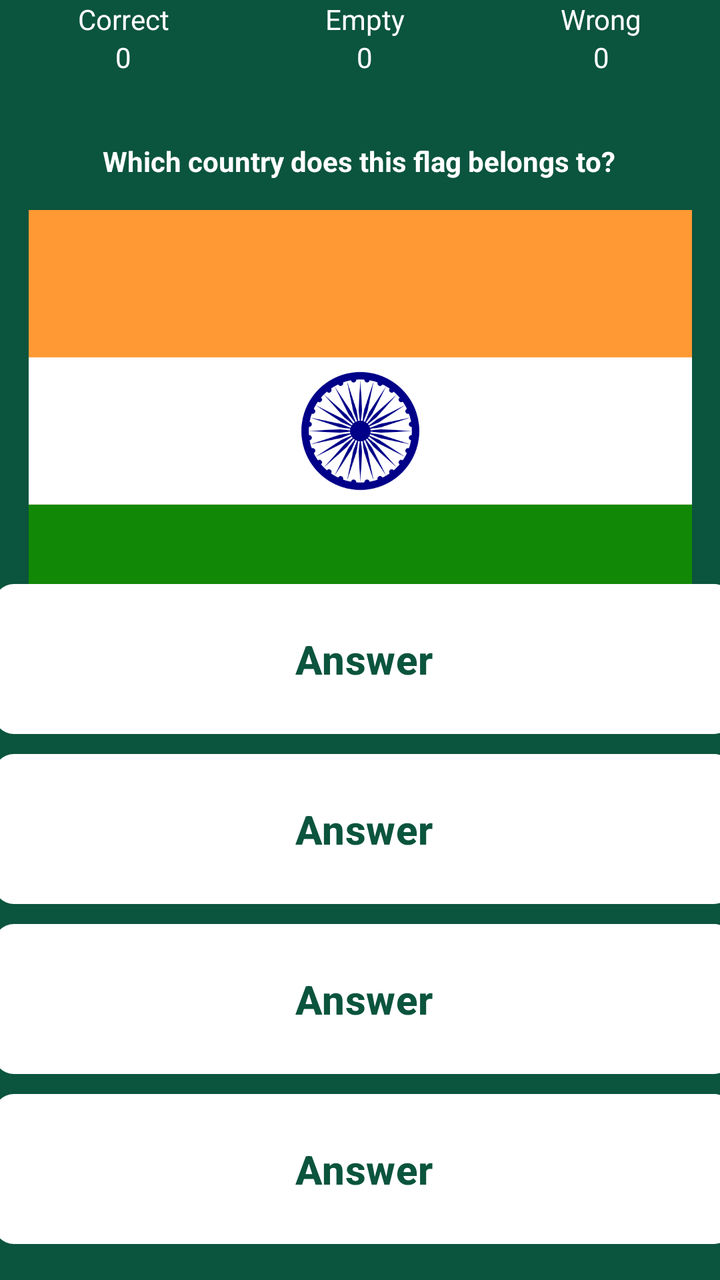
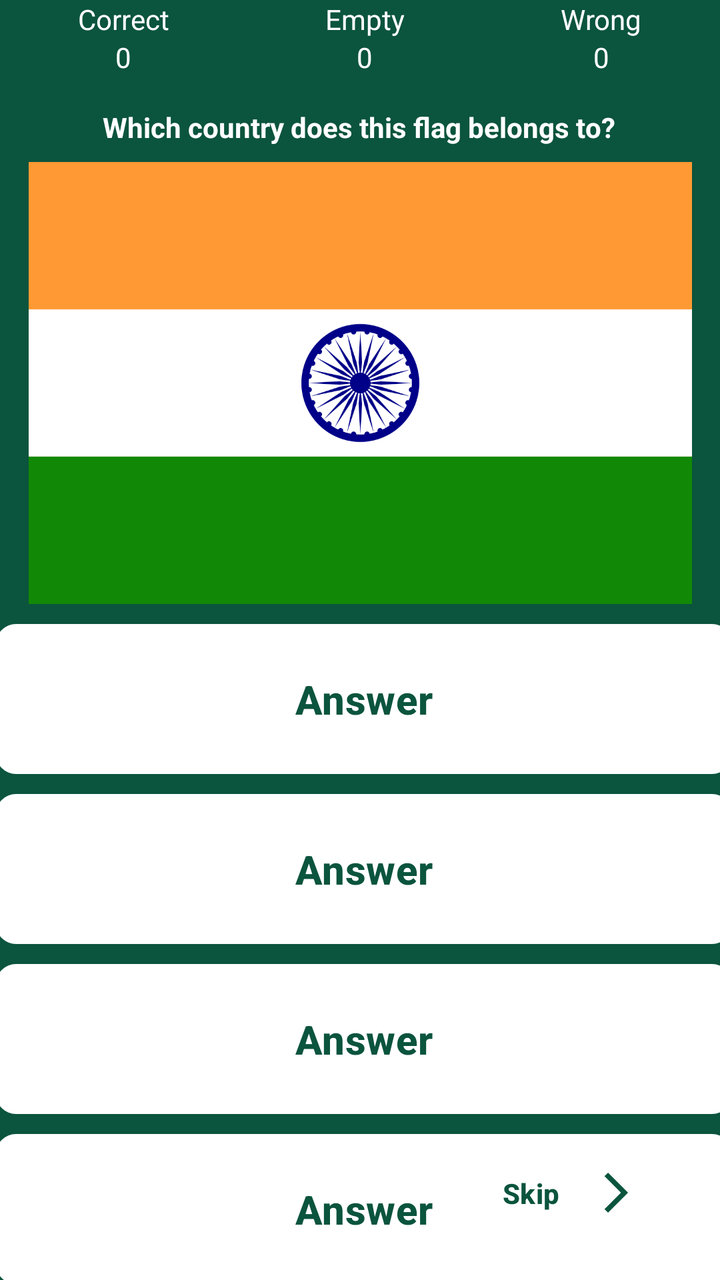

Compare the two renders of this Android layout. The source of the first and the diff that turns it into the second are given below.
<!-- AndroidManifest.xml: application theme Theme.FlagQuiz -->
<!-- res/layout/fragment_quiz.xml -->
<?xml version="1.0" encoding="utf-8"?>
<androidx.constraintlayout.widget.ConstraintLayout xmlns:android="http://schemas.android.com/apk/res/android"
    xmlns:app="http://schemas.android.com/apk/res-auto"
    xmlns:tools="http://schemas.android.com/tools"
    android:layout_width="match_parent"
    android:layout_height="match_parent"
    android:background="@color/background"
    tools:context=".view.FragmentQuiz">

    <LinearLayout
        android:id="@+id/linearLayout"
        android:layout_width="match_parent"
        android:layout_height="wrap_content"
        android:baselineAligned="false"
        android:orientation="horizontal"
        app:layout_constraintEnd_toEndOf="parent"
        app:layout_constraintStart_toStartOf="parent"
        tools:ignore="MissingConstraints">


        <LinearLayout
            android:layout_width="wrap_content"
            android:layout_height="wrap_content"
            android:layout_weight="1"
            android:gravity="center"
            android:orientation="vertical">

            <com.google.android.material.textview.MaterialTextView
                android:layout_width="wrap_content"
                android:layout_height="wrap_content"
                android:text="@string/correct"
                android:textColor="@color/white" />

            <com.google.android.material.textview.MaterialTextView
                android:layout_width="wrap_content"
                android:layout_height="wrap_content"
                android:text="0"
                android:textColor="@color/white" />

        </LinearLayout>

        <LinearLayout
            android:layout_width="wrap_content"
            android:layout_height="wrap_content"
            android:layout_weight="1"
            android:gravity="center"
            android:orientation="vertical">

            <com.google.android.material.textview.MaterialTextView
                android:layout_width="wrap_content"
                android:layout_height="wrap_content"
                android:text="@string/empty"
                android:textColor="@color/white" />

            <com.google.android.material.textview.MaterialTextView
                android:layout_width="wrap_content"
                android:layout_height="wrap_content"
                android:text="0"
                android:textColor="@color/white" />

        </LinearLayout>

        <LinearLayout
            android:layout_width="wrap_content"
            android:layout_height="wrap_content"
            android:layout_weight="1"
            android:gravity="center"
            android:orientation="vertical">

            <com.google.android.material.textview.MaterialTextView
                android:layout_width="wrap_content"
                android:layout_height="wrap_content"
                android:text="@string/wrong"
                android:textColor="@color/white" />

            <com.google.android.material.textview.MaterialTextView
                android:layout_width="wrap_content"
                android:layout_height="wrap_content"
                android:text="0"
                android:textColor="@color/white" />

        </LinearLayout>


    </LinearLayout>

    <com.google.android.material.textview.MaterialTextView
        android:id="@+id/textView"
        android:layout_width="wrap_content"
        android:layout_height="wrap_content"
        android:layout_marginStart="76dp"
        android:layout_marginTop="33dp"
        android:layout_marginEnd="77dp"
        android:text="@string/question"
        android:textColor="@color/white"
        android:textStyle="bold"
        app:layout_constraintEnd_toEndOf="parent"
        app:layout_constraintStart_toStartOf="parent"
        app:layout_constraintTop_toBottomOf="@+id/linearLayout" />

    <ImageView
        android:id="@+id/imageView"
        android:layout_width="353dp"
        android:layout_height="221dp"
        android:layout_marginStart="29dp"
        android:layout_marginTop="15dp"
        android:layout_marginEnd="29dp"
        android:src="@drawable/indianflag"
        app:layout_constraintEnd_toEndOf="parent"
        app:layout_constraintStart_toStartOf="parent"
        app:layout_constraintTop_toBottomOf="@+id/textView" />

    <LinearLayout
        android:layout_width="370dp"
        android:layout_height="370dp"
        android:layout_marginStart="22dp"
        android:layout_marginTop="1dp"
        android:layout_marginEnd="19dp"
        android:layout_marginBottom="33dp"
        android:orientation="vertical"
        app:layout_constraintBottom_toBottomOf="parent"
        app:layout_constraintEnd_toEndOf="parent"
        app:layout_constraintStart_toStartOf="parent"
        app:layout_constraintTop_toBottomOf="@+id/imageView">

        <com.google.android.material.button.MaterialButton
            android:id="@+id/button"
            android:layout_width="match_parent"
            android:layout_height="75dp"
            android:layout_marginTop="10dp"
            android:background="@drawable/option_btn"
            android:text="@string/answer"
            android:textColor="@color/background"
            android:textSize="20sp"
            android:textStyle="bold"
            app:backgroundTint="@null" />

        <com.google.android.material.button.MaterialButton
            android:id="@+id/button2"
            android:layout_width="match_parent"
            android:layout_height="75dp"
            android:layout_marginTop="10dp"
            android:background="@drawable/option_btn"
            android:text="@string/answer"
            android:textColor="@color/background"
            android:textSize="20sp"
            android:textStyle="bold"
            app:backgroundTint="@null" />

        <com.google.android.material.button.MaterialButton
            android:id="@+id/button3"
            android:layout_width="match_parent"
            android:layout_height="75dp"
            android:layout_marginTop="10dp"
            android:background="@drawable/option_btn"
            android:text="@string/answer"
            android:textColor="@color/background"
            android:textSize="20sp"
            android:textStyle="bold"
            app:backgroundTint="@null" />

        <com.google.android.material.button.MaterialButton
            android:id="@+id/button4"
            android:layout_width="match_parent"
            android:layout_height="75dp"
            android:layout_marginTop="10dp"
            android:background="@drawable/option_btn"
            android:text="@string/answer"
            android:textColor="@color/background"
            android:textSize="20sp"
            android:textStyle="bold"
            app:backgroundTint="@color/white" />
    </LinearLayout>


</androidx.constraintlayout.widget.ConstraintLayout>
<!-- resources referenced by this layout -->
<resources>
  <color name="background">#0B543D</color>
  <color name="white">#FFFFFFFF</color>
  <!-- drawable indianflag: png bitmap (drawable, 63656 bytes) -->
  <!-- drawable option_btn (drawable) -->
  <?xml version="1.0" encoding="utf-8"?>
  <shape xmlns:android="http://schemas.android.com/apk/res/android"
      android:shape="rectangle">
  
      <solid android:color="@color/white"/>
      <corners android:radius="10dp"/>
  
  </shape>
  <string name="answer">Answer</string>
  <string name="correct">Correct</string>
  <string name="empty">Empty</string>
  <string name="question">Which country does this flag belongs to?</string>
  <string name="wrong">Wrong</string>
  <style name="Theme.FlagQuiz" parent="Base.Theme.FlagQuiz" />
  <style name="Base.Theme.FlagQuiz" parent="Theme.Material3.DayNight.NoActionBar">
          
          
      </style>
</resources>

<!-- the commit's change to res/layout/fragment_quiz.xml (unified diff, before → after) -->
@@ -89,7 +89,7 @@
         android:layout_width="wrap_content"
         android:layout_height="wrap_content"
         android:layout_marginStart="76dp"
-        android:layout_marginTop="33dp"
+        android:layout_marginTop="16dp"
         android:layout_marginEnd="77dp"
         android:text="@string/question"
         android:textColor="@color/white"
@@ -103,7 +103,7 @@
         android:layout_width="353dp"
         android:layout_height="221dp"
         android:layout_marginStart="29dp"
-        android:layout_marginTop="15dp"
+        android:layout_marginTop="8dp"
         android:layout_marginEnd="29dp"
         android:src="@drawable/indianflag"
         app:layout_constraintEnd_toEndOf="parent"
@@ -111,20 +111,21 @@
         app:layout_constraintTop_toBottomOf="@+id/textView" />
 
     <LinearLayout
-        android:layout_width="370dp"
-        android:layout_height="370dp"
+        android:id="@+id/linearLayout2"
+        android:layout_width="368dp"
+        android:layout_height="355dp"
         android:layout_marginStart="22dp"
-        android:layout_marginTop="1dp"
         android:layout_marginEnd="19dp"
         android:layout_marginBottom="33dp"
         android:orientation="vertical"
         app:layout_constraintBottom_toBottomOf="parent"
         app:layout_constraintEnd_toEndOf="parent"
         app:layout_constraintStart_toStartOf="parent"
-        app:layout_constraintTop_toBottomOf="@+id/imageView">
+        app:layout_constraintTop_toBottomOf="@+id/imageView"
+        app:layout_constraintVertical_bias="0.0">
 
         <com.google.android.material.button.MaterialButton
-            android:id="@+id/button"
+            android:id="@+id/optionA"
             android:layout_width="match_parent"
             android:layout_height="75dp"
             android:layout_marginTop="10dp"
@@ -136,7 +137,7 @@
             app:backgroundTint="@null" />
 
         <com.google.android.material.button.MaterialButton
-            android:id="@+id/button2"
+            android:id="@+id/optionB"
             android:layout_width="match_parent"
             android:layout_height="75dp"
             android:layout_marginTop="10dp"
@@ -148,7 +149,7 @@
             app:backgroundTint="@null" />
 
         <com.google.android.material.button.MaterialButton
-            android:id="@+id/button3"
+            android:id="@+id/optionC"
             android:layout_width="match_parent"
             android:layout_height="75dp"
             android:layout_marginTop="10dp"
@@ -160,7 +161,7 @@
             app:backgroundTint="@null" />
 
         <com.google.android.material.button.MaterialButton
-            android:id="@+id/button4"
+            android:id="@+id/optionD"
             android:layout_width="match_parent"
             android:layout_height="75dp"
             android:layout_marginTop="10dp"
@@ -172,5 +173,20 @@
             app:backgroundTint="@color/white" />
     </LinearLayout>
 
+    <com.google.android.material.button.MaterialButton
+        android:id="@+id/button"
+        android:layout_width="125dp"
+        android:layout_height="55dp"
+        android:layout_marginEnd="16dp"
+        android:layout_marginBottom="16dp"
+        android:background="@drawable/option_btn"
+        android:drawableEnd="@drawable/outline_arrow_forward_ios_24"
+        android:text="@string/next_btn"
+        android:textColor="@color/background"
+        android:textStyle="bold"
+        app:backgroundTint="@null"
+        app:layout_constraintBottom_toBottomOf="parent"
+        app:layout_constraintEnd_toEndOf="parent" />
+
 
 </androidx.constraintlayout.widget.ConstraintLayout>
<!-- resource entries referenced after the edit -->
@@ -12,9 +12,16 @@
       <corners android:radius="10dp"/>
   
   </shape>
+  <!-- drawable outline_arrow_forward_ios_24 (drawable) -->
+  <vector xmlns:android="http://schemas.android.com/apk/res/android" android:autoMirrored="true" android:height="24dp" android:tint="#0B543D" android:viewportHeight="960" android:viewportWidth="960" android:width="24dp">
+        
+      <path android:fillColor="@android:color/white" android:pathData="M321,880L250,809L579,480L250,151L321,80L721,480L321,880Z"/>
+      
+  </vector>
   <string name="answer">Answer</string>
   <string name="correct">Correct</string>
   <string name="empty">Empty</string>
+  <string name="next_btn">Skip</string>
   <string name="question">Which country does this flag belongs to?</string>
   <string name="wrong">Wrong</string>
   <style name="Theme.FlagQuiz" parent="Base.Theme.FlagQuiz" />
